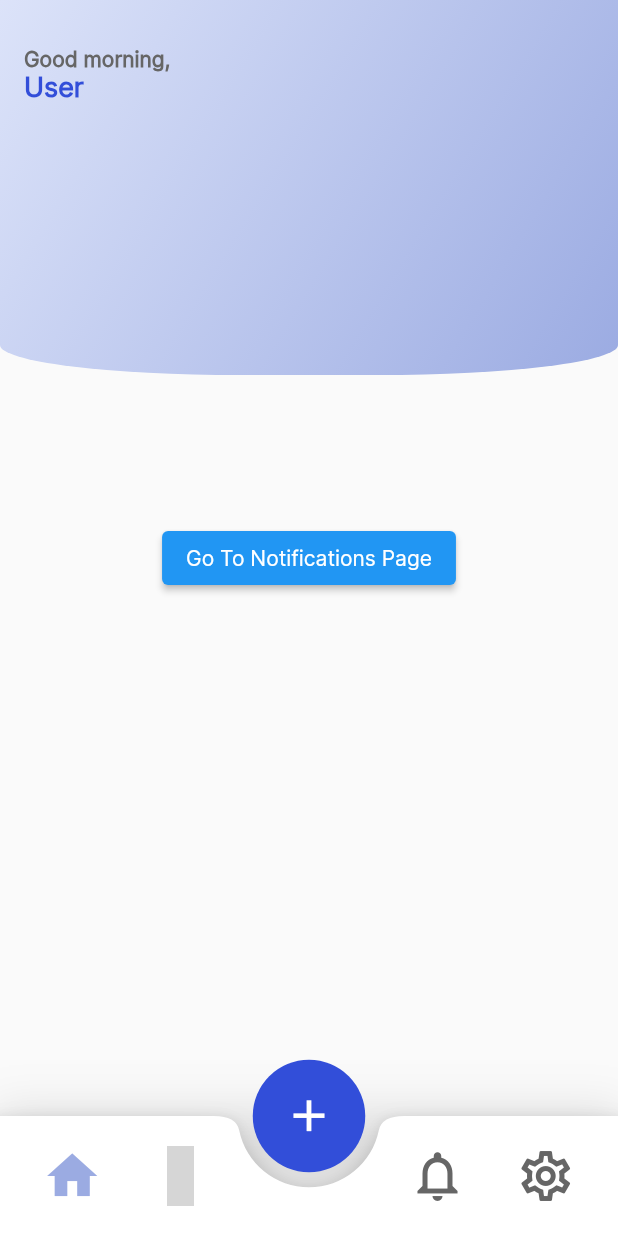
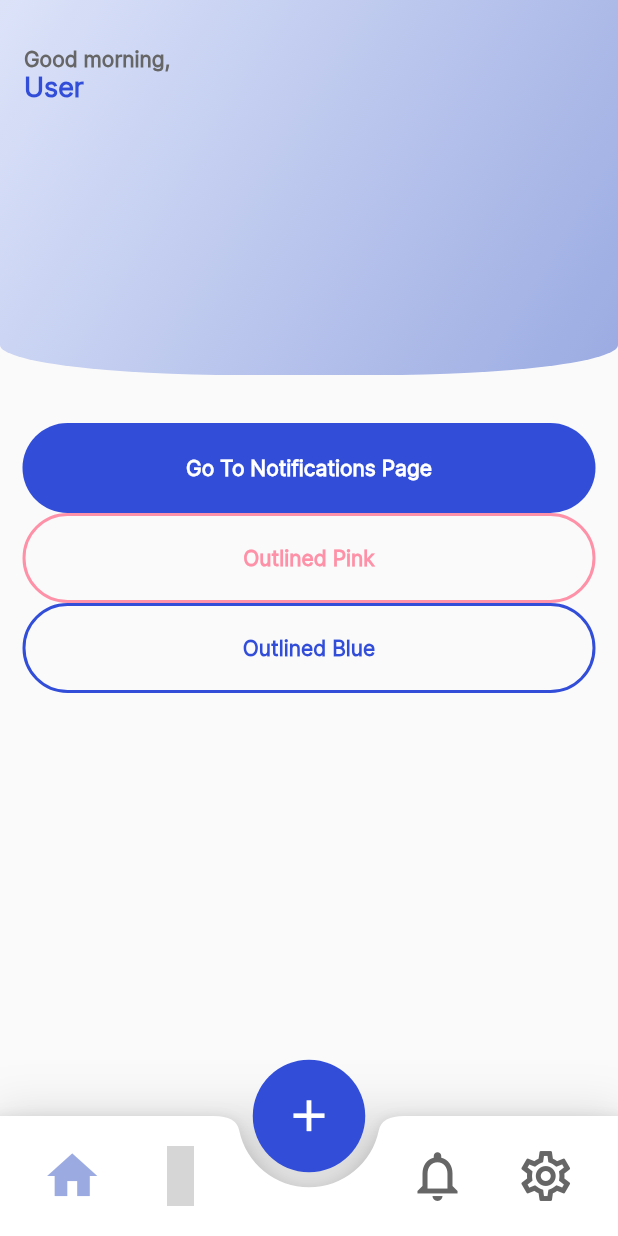
Before and after one commit to framgia/sph_flutter-capstone, a Flutter app: the screen it shows after launch, on a phone screen of 412 x 824 dp. Run offline on Flutter 3.47's test engine with Material 2 defaults, Android fonts, the phone set to English and light mode, and no system bars; our stand-ins replace auto_route, hooks_riverpod, material_design_icons_flutter; missing offline and left inert: sqfentity, sqfentity_gen; accounts and stored records are empty; statements that could not run were skipped; grey boxes are pictures that could not be loaded.

Commit message:
[UI] Implement UI for Reusable Button (#10)
* rebase to develop

* changed based on updated design

* format

* moved buttons to dashboard

Co-authored-by: Aubrey Vicente <aubreyvicente@192.168.254.103>

```diff
--- a/analysis_options.yaml
+++ b/analysis_options.yaml
@@ -60,7 +60,7 @@ linter:
     library_names: true
     library_prefixes: true
     non_constant_identifier_names: true
-    prefer_const_constructors: true
+    prefer_const_constructors: false
     prefer_const_constructors_in_immutables: true
     prefer_const_declarations: true
     prefer_const_literals_to_create_immutables: true
--- a/lib/consts/global_style.dart
+++ b/lib/consts/global_style.dart
@@ -50,5 +50,28 @@ const inputDecorationTheme = InputDecorationTheme(
     enabledBorder: OutlineInputBorder(
       borderSide: BorderSide(color: AppColor.lightGray),
       borderRadius: rounded,
+    ));
+
+// TODO: STYLE FOR BUTTON
+OutlinedButtonThemeData outlinedButtonTheme = OutlinedButtonThemeData(
+  style: OutlinedButton.styleFrom(
+    primary: AppColor.secondary,
+    minimumSize: const Size.fromHeight(60.0),
+    side: const BorderSide(color: AppColor.secondary, width: 2),
+    shape: RoundedRectangleBorder(
+      borderRadius: BorderRadius.circular(50),
+    ),
   ),
 );
+
+ElevatedButtonThemeData elevatedButtonTheme = ElevatedButtonThemeData(
+  style: ElevatedButton.styleFrom(
+    primary: AppColor.secondary,
+    shadowColor: Colors.transparent,
+    elevation: 0,
+    minimumSize: const Size.fromHeight(60.0),
+    shape: RoundedRectangleBorder(
+      borderRadius: BorderRadius.circular(50),
+    ),
+  ),
+);
--- a/lib/main.dart
+++ b/lib/main.dart
@@ -34,6 +34,8 @@ class MyApp extends StatelessWidget {
         appBarTheme: appBarTheme,
         fontFamily: 'Inter',
         inputDecorationTheme: inputDecorationTheme,
+        elevatedButtonTheme: elevatedButtonTheme,
+        outlinedButtonTheme: outlinedButtonTheme,
       ),
       routerDelegate: _appRouter.delegate(),
       routeInformationParser: _appRouter.defaultRouteParser(),
--- a/lib/views/pages/dashboard.dart
+++ b/lib/views/pages/dashboard.dart
@@ -4,6 +4,8 @@ import 'package:sun_flutter_capstone/consts/global_style.dart';
 import 'package:sun_flutter_capstone/consts/routes.dart';
 import 'package:sun_flutter_capstone/state/session_provider.dart';
 import 'package:sun_flutter_capstone/utils/routing.dart';
+import 'package:sun_flutter_capstone/views/widgets/buttons/filled_button_text.dart';
+import 'package:sun_flutter_capstone/views/widgets/buttons/outline_button_text.dart';
 import 'package:sun_flutter_capstone/views/widgets/template.dart';
 
 class Dashboard extends HookConsumerWidget {
@@ -29,9 +31,18 @@ class Dashboard extends HookConsumerWidget {
         child: Column(
           mainAxisAlignment: MainAxisAlignment.center,
           children: [
-            ElevatedButton(
+            FilledButtonText(
+              text: 'Go To Notifications Page',
               onPressed: () => {navigateTo(context, Routes.notifications)},
-              child: const Text('Go To Notifications Page'),
+            ),
+            OutlinedButtonText(
+              text: 'Outlined Pink',
+              color: AppColor.pink,
+              onPressed: () => {},
+            ),
+            OutlinedButtonText(
+              text: 'Outlined Blue',
+              onPressed: () => {},
             ),
             Visibility(
               visible: user.username != 'User',
--- /dev/null
+++ b/lib/views/widgets/buttons/filled_button_text.dart
@@ -0,0 +1,20 @@
+import 'package:flutter/material.dart';
+
+class FilledButtonText extends StatelessWidget {
+  final VoidCallback onPressed;
+  final String text;
+
+  const FilledButtonText({
+    Key? key,
+    required this.onPressed,
+    required this.text,
+  }) : super(key: key);
+
+  @override
+  Widget build(BuildContext context) {
+    return ElevatedButton(
+      onPressed: onPressed,
+      child: Text(text, style: const TextStyle(fontWeight: FontWeight.bold)),
+    );
+  }
+}
--- /dev/null
+++ b/lib/views/widgets/buttons/outline_button_text.dart
@@ -0,0 +1,25 @@
+import 'package:flutter/material.dart';
+import 'package:sun_flutter_capstone/consts/global_style.dart';
+
+class OutlinedButtonText extends StatelessWidget {
+  final VoidCallback onPressed;
+  final String text;
+  final Color color;
+
+  const OutlinedButtonText({
+    Key? key,
+    required this.onPressed,
+    required this.text,
+    this.color = AppColor.secondary,
+  }) : super(key: key);
+
+  @override
+  Widget build(BuildContext context) {
+    return OutlinedButton(
+      onPressed: onPressed,
+      style: OutlinedButton.styleFrom(
+          primary: color, side: BorderSide(color: color, width: 2)),
+      child: Text(text, style: const TextStyle(fontWeight: FontWeight.bold)),
+    );
+  }
+}
--- a/lib/views/widgets/template.dart
+++ b/lib/views/widgets/template.dart
@@ -54,9 +54,9 @@ class Template extends StatelessWidget {
         ),
         SafeArea(
           child: Container(
-            child: content,
             alignment: Alignment.topLeft,
             padding: const EdgeInsets.symmetric(vertical: 100, horizontal: 15),
+            child: content,
           ),
         ),
       ],
```
Also changed, not shown: lib/views/pages/sample_with_appbar.dart (+18 -7 lines). Lines whose indentation alone changed are shown as unchanged.
